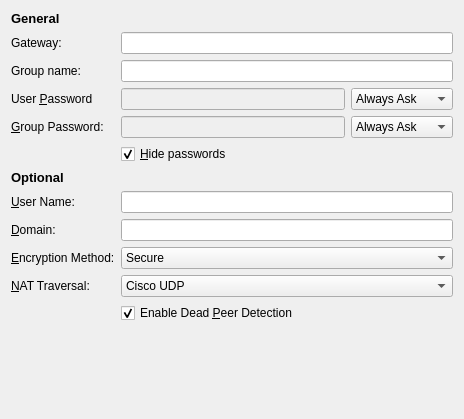
Before: the Qt Designer form vpnplugins/vpnc/vpncprop.ui in netrunner-debian-kde-extras/networkmanagement, drawn with Qt 5.
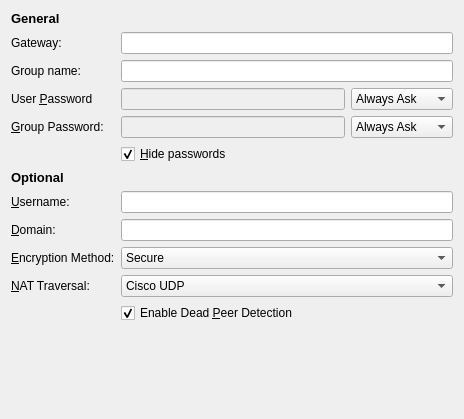
After: the same form once the commit is applied. Custom widgets are drawn as their Qt base class.

```diff
--- a/vpnplugins/vpnc/vpncprop.ui
+++ b/vpnplugins/vpnc/vpncprop.ui
@@ -172,7 +172,7 @@
      <item row="7" column="0">
       <widget class="QLabel" name="label_5">
        <property name="text">
-        <string>&amp;User Name:</string>
+        <string>&amp;Username:</string>
        </property>
        <property name="buddy">
         <cstring>leUserName</cstring>
```
